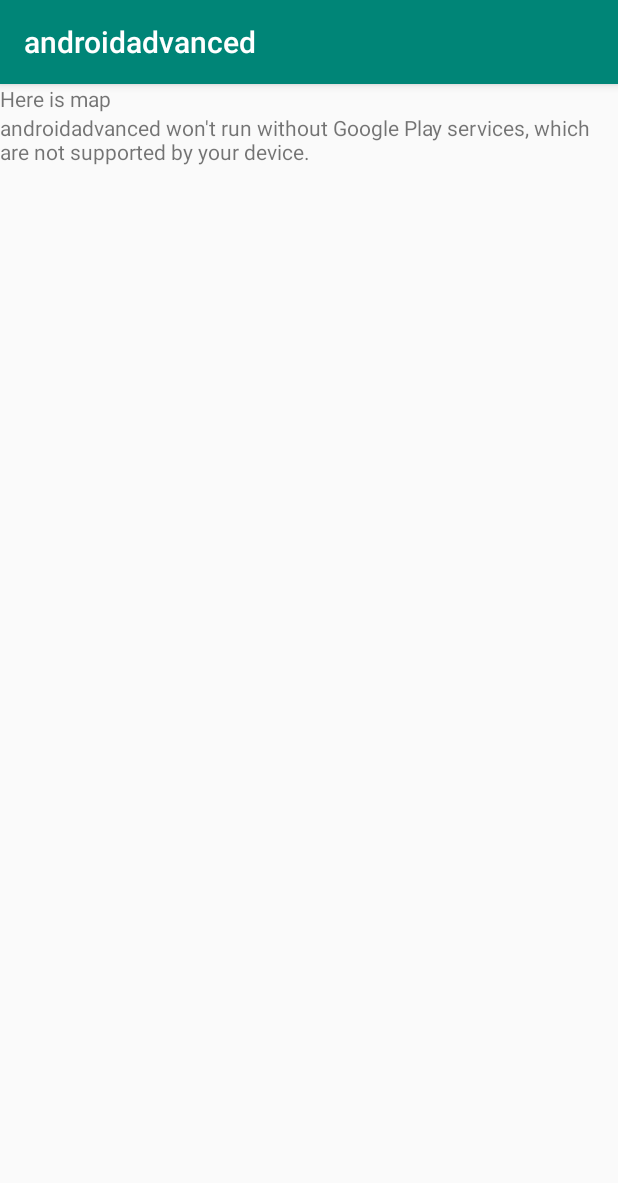
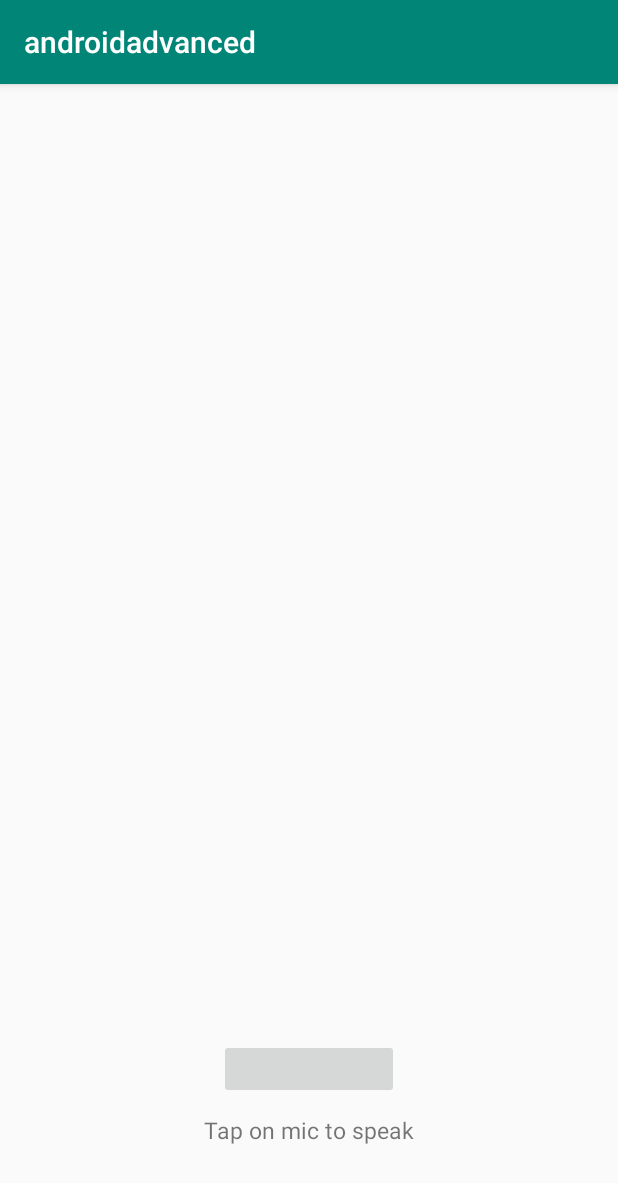
Before and after one commit to pramonow/androidadvanced, an Android app: the screen it shows after launch (MapsActivity before the commit, SpeechToTextActivity after it), on a phone screen of 412 x 824 dp. Shown: the top 1183 px of the screen. Run offline under Robolectric (Android 15) with nearby library versions, the phone set to English and light mode, and no system bars.

Commit message:
Added speech to text capability

```diff
--- a/app/src/main/AndroidManifest.xml
+++ b/app/src/main/AndroidManifest.xml
@@ -16,7 +16,7 @@
             android:roundIcon="@mipmap/ic_launcher_round"
             android:supportsRtl="true"
             android:theme="@style/AppTheme">
-        <activity android:name=".MapsActivity">
+        <activity android:name=".SpeechToTextActivity">
             <intent-filter>
                 <action android:name="android.intent.action.MAIN"/>
 
--- /dev/null
+++ b/app/src/main/java/com/pramonow/androidadvanced/SpeechToTextActivity.kt
@@ -0,0 +1,84 @@
+package com.pramonow.androidadvanced
+
+import java.util.ArrayList
+import java.util.Locale
+
+import android.R.menu
+import android.app.Activity
+import android.content.ActivityNotFoundException
+import android.content.Intent
+import android.os.Bundle
+import android.speech.RecognizerIntent
+import android.support.v7.app.AppCompatActivity
+import android.view.Menu
+import android.view.View
+import android.widget.ImageButton
+import android.widget.TextView
+import android.widget.Toast
+
+class SpeechToTextActivity : AppCompatActivity() {
+
+    private lateinit var txtSpeechInput: TextView
+    private lateinit var btnSpeak: ImageButton
+    private val REQ_CODE_SPEECH_INPUT = 100
+
+    override fun onCreate(savedInstanceState: Bundle?) {
+        super.onCreate(savedInstanceState)
+        setContentView(R.layout.activity_speech_text)
+
+        txtSpeechInput = findViewById(R.id.txtSpeechInput)
+        btnSpeak = findViewById(R.id.btnSpeak)
+
+        // hide the action bar
+        //actionBar!!.hide()
+
+        btnSpeak!!.setOnClickListener { promptSpeechInput() }
+
+    }
+
+    /**
+     * Showing google speech input dialog
+     */
+    private fun promptSpeechInput() {
+        val intent = Intent(RecognizerIntent.ACTION_RECOGNIZE_SPEECH)
+        intent.putExtra(
+            RecognizerIntent.EXTRA_LANGUAGE_MODEL,
+            RecognizerIntent.LANGUAGE_MODEL_FREE_FORM
+        )
+        intent.putExtra(RecognizerIntent.EXTRA_LANGUAGE, Locale.getDefault())
+        intent.putExtra(
+            RecognizerIntent.EXTRA_PROMPT,
+            getString(R.string.speech_prompt)
+        )
+        try {
+            startActivityForResult(intent, REQ_CODE_SPEECH_INPUT)
+        } catch (a: ActivityNotFoundException) {
+            Toast.makeText(
+                applicationContext,
+                getString(R.string.speech_not_supported),
+                Toast.LENGTH_SHORT
+            ).show()
+        }
+
+    }
+
+    /**
+     * Receiving speech input
+     */
+    override fun onActivityResult(requestCode: Int, resultCode: Int, data: Intent?) {
+        super.onActivityResult(requestCode, resultCode, data)
+
+        when (requestCode) {
+            REQ_CODE_SPEECH_INPUT -> {
+                if (resultCode == Activity.RESULT_OK && null != data) {
+
+                    val result = data
+                        .getStringArrayListExtra(RecognizerIntent.EXTRA_RESULTS)
+                    txtSpeechInput!!.text = result[0]
+                }
+            }
+        }
+    }
+
+
+}
--- /dev/null
+++ b/app/src/main/res/layout/activity_speech_text.xml
@@ -0,0 +1,41 @@
+<RelativeLayout xmlns:android="http://schemas.android.com/apk/res/android"
+                xmlns:tools="http://schemas.android.com/tools"
+                android:layout_width="match_parent"
+                android:layout_height="match_parent"
+                android:orientation="vertical" >
+
+    <TextView
+            android:id="@+id/txtSpeechInput"
+            android:layout_width="wrap_content"
+            android:layout_height="wrap_content"
+            android:layout_alignParentTop="true"
+            android:layout_centerHorizontal="true"
+            android:layout_marginTop="100dp"
+            android:textSize="26dp"
+            android:textStyle="normal" />
+
+    <LinearLayout
+            android:layout_width="wrap_content"
+            android:layout_height="wrap_content"
+            android:layout_alignParentBottom="true"
+            android:layout_centerHorizontal="true"
+            android:layout_marginBottom="60dp"
+            android:gravity="center"
+            android:orientation="vertical" >
+
+        <ImageButton
+                android:id="@+id/btnSpeak"
+                android:layout_width="120dp"
+                android:layout_height="40dp"
+        />
+
+        <TextView
+                android:layout_width="wrap_content"
+                android:layout_height="wrap_content"
+                android:layout_marginTop="10dp"
+                android:text="@string/tap_on_mic"
+                android:textSize="15dp"
+                android:textStyle="normal" />
+    </LinearLayout>
+
+</RelativeLayout>
--- a/app/src/main/res/values/strings.xml
+++ b/app/src/main/res/values/strings.xml
@@ -1,4 +1,9 @@
 <resources>
+    <string name="title_activity_maps">Map</string>
+    <string name="action_settings">Settings</string>
+    <string name="hello_world">Hello world!</string>
+    <string name="speech_prompt">Say something&#8230;</string>
+    <string name="speech_not_supported">Sorry! Your device doesn\'t support speech input</string>
+    <string name="tap_on_mic">Tap on mic to speak</string>
     <string name="app_name">androidadvanced</string>
-    <string name="title_activity_maps">Map</string>
 </resources>
```
